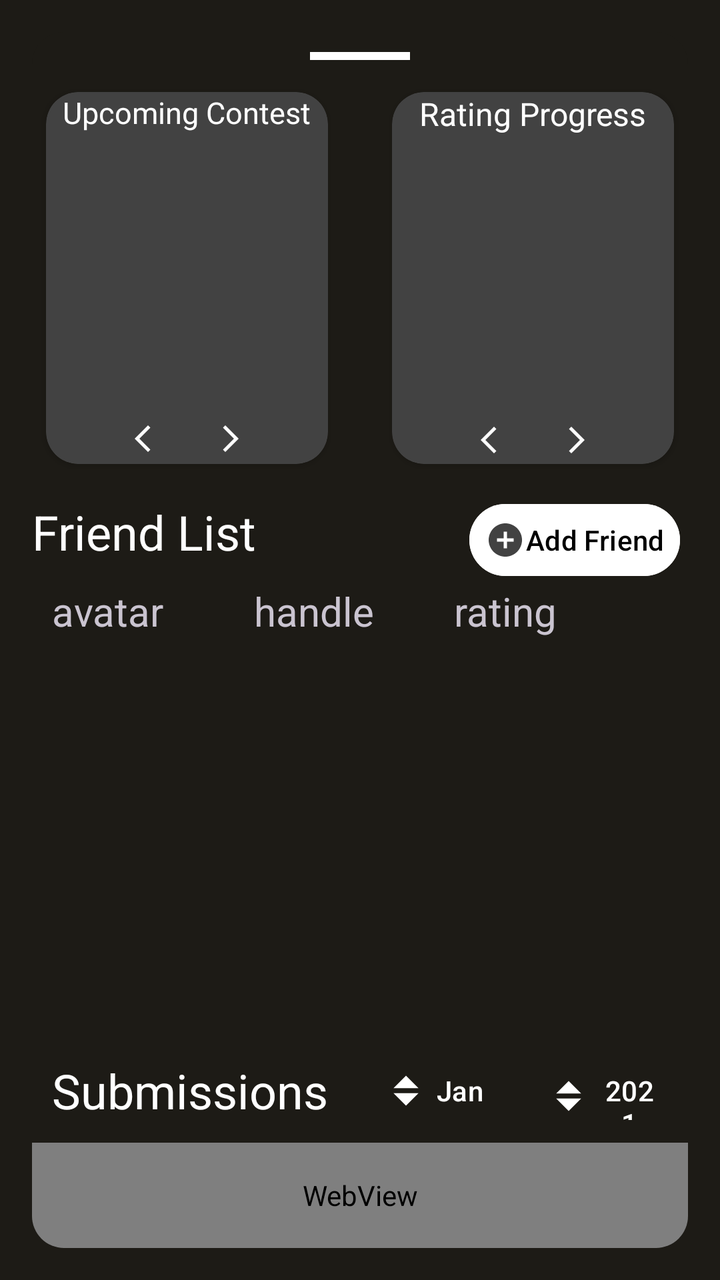
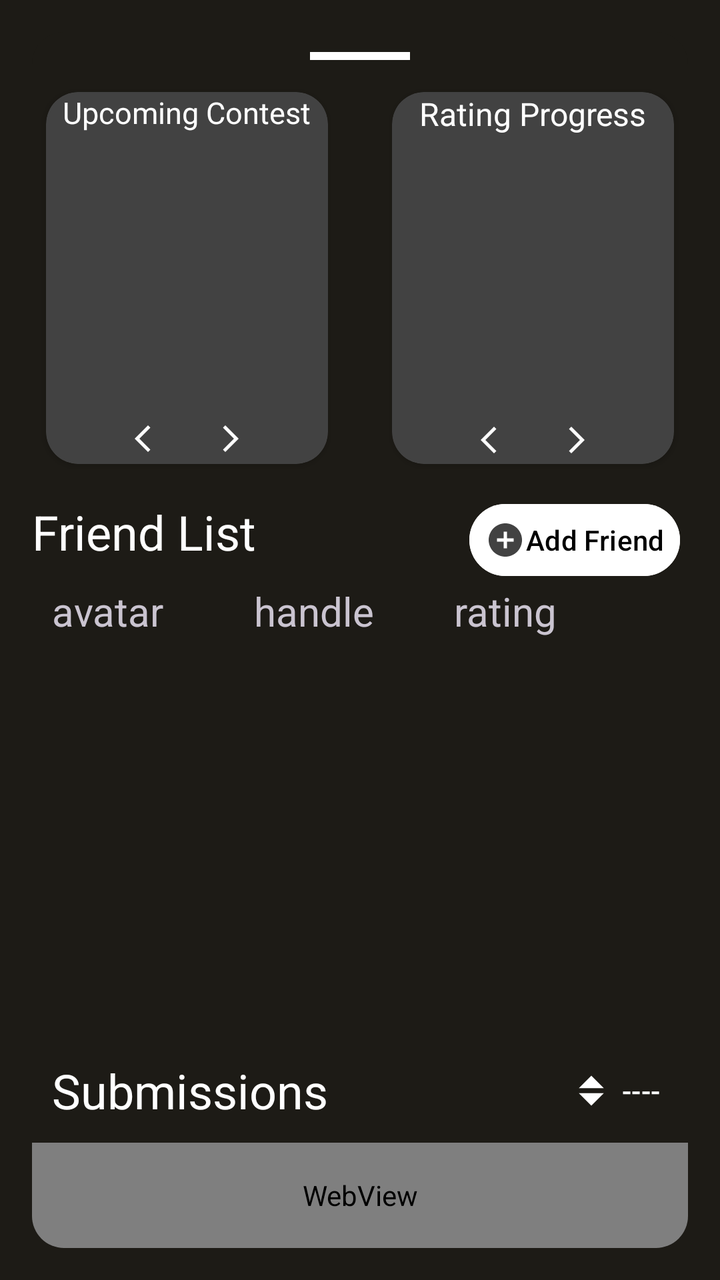

The first picture is an Android layout as it rendered before a commit; the second is the same layout after the commit. The layout source and the unified diff follow.
<!-- AndroidManifest.xml: application theme Theme.ScoreCards -->
<!-- res/layout/activity_detail_card.xml -->
<?xml version="1.0" encoding="utf-8"?>
<androidx.coordinatorlayout.widget.CoordinatorLayout xmlns:android="http://schemas.android.com/apk/res/android"
    xmlns:app="http://schemas.android.com/apk/res-auto"
    xmlns:tools="http://schemas.android.com/tools"
    android:id="@+id/detailCardLayout"
    android:layout_width="match_parent"
    android:layout_height="match_parent"
    android:background="@color/md_theme_dark_background">

    <androidx.cardview.widget.CardView
        android:id="@+id/detailcardDesign"
        android:layout_width="match_parent"
        android:layout_height="match_parent"
        app:cardBackgroundColor="@color/md_theme_dark_background"
        android:layout_margin="16dp"
        android:layout_marginStart="8dp"
        android:layout_marginTop="8dp"
        android:layout_marginEnd="8dp"
        android:layout_marginBottom="8dp"
        android:elevation="10dp"
        app:cardCornerRadius="16dp">

        <LinearLayout
            android:layout_width="match_parent"
            android:layout_height="match_parent"
            android:orientation="vertical">

            <View
                android:id="@+id/indicator_line"
                android:layout_width="50dp"
                android:layout_height="4dp"
                android:layout_marginTop="10dp"
                android:layout_gravity="center"
                android:background="@color/cardview_light_background" />

            <LinearLayout
                android:layout_width="match_parent"
                android:layout_height="wrap_content"
                android:gravity="center_horizontal"
                android:orientation="horizontal">

                <androidx.cardview.widget.CardView
                    android:backgroundTint="@color/cardview_dark_background"
                    android:id="@+id/profile_pic_card"
                    android:layout_width="141dp"
                    android:layout_height="186dp"
                    android:layout_margin="16dp"
                    android:layout_marginStart="8dp"
                    android:elevation="10dp"
                    app:cardCornerRadius="16dp"
                    app:layout_constraintStart_toStartOf="parent">

                    <LinearLayout
                        android:layout_width="match_parent"
                        android:layout_height="wrap_content"
                        android:orientation="vertical">

                        <TextView
                            android:layout_width="wrap_content"
                            android:layout_height="wrap_content"
                            android:textColor="@color/cardview_light_background"
                            android:text="Upcoming Contest"
                            android:textSize="15dp"
                            android:layout_gravity="center"/>

                        <androidx.recyclerview.widget.RecyclerView
                            android:id="@+id/upcoming_contest_recyclerview"
                            android:layout_width="match_parent"
                            android:layout_height="130dp"
                            android:layout_gravity="center"
                            android:layout_marginTop="10dp"/>

                        <LinearLayout
                            android:layout_width="match_parent"
                            android:layout_height="wrap_content"
                            android:orientation="horizontal"
                            android:gravity="center">

                            <com.google.android.material.button.MaterialButton
                                android:id="@+id/prevButton"
                                android:layout_width="wrap_content"
                                android:layout_height="wrap_content"
                                android:layout_gravity="start"
                                android:gravity="start"
                                app:iconSize="16dp"
                                app:iconTint="@color/cardview_light_background"
                                app:icon="@drawable/baseline_arrow_back_ios_new_24"
                                style="@style/Widget.Material3.Button.IconButton" />

                            <com.google.android.material.button.MaterialButton
                                android:id="@+id/nextButton"
                                android:layout_width="wrap_content"
                                android:layout_height="wrap_content"
                                app:iconSize="16dp"
                                android:layout_gravity="end"
                                android:gravity="end"
                                app:icon="@drawable/baseline_navigate_next_24"
                                app:iconTint="@color/cardview_light_background"
                                style="@style/Widget.Material3.Button.IconButton"/>

                        </LinearLayout>

                    </LinearLayout>

                </androidx.cardview.widget.CardView>


                <androidx.cardview.widget.CardView
                    android:backgroundTint="@color/cardview_dark_background"
                    android:id="@+id/competitor_card_view"
                    android:layout_width="141dp"
                    android:layout_height="186dp"
                    android:layout_margin="16dp"
                    android:layout_marginStart="8dp"
                    android:elevation="10dp"
                    app:cardCornerRadius="16dp"
                    app:layout_constraintStart_toStartOf="parent">

                    <LinearLayout
                        android:layout_width="match_parent"
                        android:layout_height="wrap_content"
                        android:orientation="vertical">

                        <TextView
                            android:layout_width="wrap_content"
                            android:layout_height="wrap_content"
                            android:textColor="@color/cardview_light_background"
                            android:text="Rating Progress"
                            android:textSize="16sp"
                            android:layout_gravity="center"/>

                        <androidx.recyclerview.widget.RecyclerView
                            android:id="@+id/UserProgressRecyclerview"
                            android:layout_width="match_parent"
                            android:layout_height="130dp"
                            android:layout_gravity="center"
                            android:layout_marginTop="10dp"/>

                        <LinearLayout
                            android:layout_width="match_parent"
                            android:layout_height="wrap_content"
                            android:orientation="horizontal"
                            android:gravity="center">

                            <com.google.android.material.button.MaterialButton
                                android:id="@+id/UserProgressPrevButton"
                                android:layout_width="wrap_content"
                                android:layout_height="wrap_content"
                                android:layout_gravity="start"
                                android:gravity="start"
                                app:iconSize="16dp"
                                app:iconTint="@color/cardview_light_background"
                                app:icon="@drawable/baseline_arrow_back_ios_new_24"
                                style="@style/Widget.Material3.Button.IconButton" />

                            <com.google.android.material.button.MaterialButton
                                android:id="@+id/UserProgressNextButton"
                                android:layout_width="wrap_content"
                                android:layout_height="wrap_content"
                                app:iconSize="16dp"
                                android:layout_gravity="end"
                                android:gravity="end"
                                app:icon="@drawable/baseline_navigate_next_24"
                                app:iconTint="@color/cardview_light_background"
                                style="@style/Widget.Material3.Button.IconButton"/>

                        </LinearLayout>

                    </LinearLayout>

                </androidx.cardview.widget.CardView>
            </LinearLayout>

            <LinearLayout
                android:layout_width="match_parent"
                android:layout_height="wrap_content"
                android:orientation="horizontal">
                <TextView
                    android:id="@+id/friend_list_title"
                    android:textColor="@color/cardview_light_background"
                    android:layout_width="0dp"
                    android:layout_height="wrap_content"
                    android:layout_weight="1"
                    android:text="Friend List"
                    android:textSize="24sp" />
                <com.google.android.material.button.MaterialButton
                    style="@style/Widget.Material3.Button.IconButton"
                    android:id="@+id/add_friend_handle"
                    app:icon="@drawable/baseline_add_circle_24"
                    android:layout_width="wrap_content"
                    android:layout_height="wrap_content"
                    app:iconTint="@color/cardview_dark_background"
                    android:backgroundTint="@color/md_theme_light_onPrimary"
                    android:padding="8dp"
                    android:text="Add Friend"
                    android:textColor="@color/dark"
                    android:minHeight="0dp"
                    android:minWidth="0dp" />

            </LinearLayout>

            <LinearLayout
                android:layout_width="match_parent"
                android:layout_height="wrap_content"
                >
                <TextView
                    android:layout_marginStart="10dp"
                    android:layout_width="wrap_content"
                    android:layout_height="wrap_content"
                    android:textSize="20sp"
                    android:text="avatar"/>
                <TextView
                    android:layout_width="wrap_content"
                    android:layout_marginStart="45dp"
                    android:layout_height="wrap_content"
                    android:textSize="20sp"
                    android:text="handle"/>
                <TextView
                    android:layout_width="wrap_content"
                    android:layout_marginStart="40dp"
                    android:layout_height="wrap_content"
                    android:textSize="20sp"
                    android:text="rating"/>
            </LinearLayout>

            <androidx.recyclerview.widget.RecyclerView
                android:id="@+id/recycler_view"
                android:layout_width="match_parent"
                android:layout_height="200dp">
            </androidx.recyclerview.widget.RecyclerView>


            <LinearLayout
                android:layout_width="match_parent"
                android:layout_height="wrap_content"
                android:orientation="horizontal">

                <TextView
                    android:layout_width="wrap_content"
                    android:layout_height="wrap_content"
                    android:padding="10dp"
                    android:text="Submissions"
                    android:textColor="@color/cardview_light_background"
                    android:textSize="24sp" />

                <LinearLayout xmlns:android="http://schemas.android.com/apk/res/android"
                    android:layout_width="fill_parent"
                    android:layout_height="fill_parent"
                    android:orientation="vertical">

                    <LinearLayout
                        android:layout_width="wrap_content"
                        android:layout_height="wrap_content"
                        android:layout_gravity="center"
                        android:orientation="horizontal">

                        <com.google.android.material.button.MaterialButton
                            android:id="@+id/month_picker"
                            android:layout_width="wrap_content"
                            android:layout_height="wrap_content"
                            app:iconSize="30sp"
                            android:text="Jan"
                            android:gravity="center"
                            app:icon="@drawable/baseline_arrow_drop_up_down_24"
                            app:iconTint="@color/cardview_light_background"
                            android:textColor="@color/cardview_light_background"
                            style="@style/Widget.Material3.Button.IconButton"/>

                        <com.google.android.material.button.MaterialButton
                            android:id="@+id/year_picker"
                            android:layout_width="wrap_content"
                            android:layout_height="wrap_content"
                            app:iconSize="30sp"
                            android:text="2021"
                            android:gravity="center"
                            app:icon="@drawable/baseline_arrow_drop_up_down_24"
                            app:iconTint="@color/cardview_light_background"
                            android:textColor="@color/cardview_light_background"
                            style="@style/Widget.Material3.Button.IconButton"/>

                    </LinearLayout>
                </LinearLayout>

            </LinearLayout>

            <WebView
                android:id="@+id/SubmissionWebView"
                android:layout_width="match_parent"
                android:layout_height="match_parent"
                android:minHeight="20dp"/>

        </LinearLayout>


    </androidx.cardview.widget.CardView>



</androidx.coordinatorlayout.widget.CoordinatorLayout>
<!-- resources referenced by this layout -->
<resources>
  <color name="dark">#000</color>
  <color name="md_theme_dark_background">#1D1B16</color>
  <color name="md_theme_light_onPrimary">#FFFFFF</color>
  <!-- drawable baseline_add_circle_24 (drawable) -->
  <vector android:height="24dp" android:tint="#000000"
      android:viewportHeight="24" android:viewportWidth="24"
      android:width="24dp" xmlns:android="http://schemas.android.com/apk/res/android">
      <path android:fillColor="@android:color/white" android:pathData="M12,2C6.48,2 2,6.48 2,12s4.48,10 10,10 10,-4.48 10,-10S17.52,2 12,2zM17,13h-4v4h-2v-4L7,13v-2h4L11,7h2v4h4v2z"/>
  </vector>
  <!-- drawable baseline_arrow_back_ios_new_24 (drawable) -->
  <vector android:height="24dp"
      android:tint="#000000"
      android:viewportHeight="24"
      android:viewportWidth="24"
      android:width="24dp"
      xmlns:android="http://schemas.android.com/apk/res/android">
      <path
          android:fillColor="@android:color/white"
          android:pathData="M17.77,3.77l-1.77,-1.77l-10,10l10,10l1.77,-1.77l-8.23,-8.23z" />
  </vector>
  <!-- drawable baseline_arrow_drop_up_down_24 (drawable) -->
  <vector
      android:height="24dp"
      android:tint="#000000"
      android:viewportHeight="24"
      android:viewportWidth="24"
      android:width="24dp"
      xmlns:android="http://schemas.android.com/apk/res/android">
  
  
      <group
          android:translateY="-3"
          >
          <path
              android:fillColor="@android:color/white"
              android:pathData="M7,14l5,-5 5,5z"/>
      </group>
  
  
      <group
          android:translateY="3"
          >
          <path
              android:fillColor="@android:color/white"
              android:pathData="M7,10l5,5 5,-5z"/>
      </group>
  
  
  </vector>
  <!-- drawable baseline_navigate_next_24 (drawable) -->
  <vector android:height="24dp"
      android:tint="#000000"
      android:viewportHeight="24"
      android:viewportWidth="24"
      android:width="24dp"
      xmlns:android="http://schemas.android.com/apk/res/android">
      <group
          android:name="rotationGroup"
          android:pivotX="12"
          android:scaleX="-1" >
          <path
              android:fillColor="@android:color/white"
              android:pathData="M17.77,3.77l-1.77,-1.77l-10,10l10,10l1.77,-1.77l-8.23,-8.23z" />
      </group>
  </vector>
  <color name="md_theme_light_primary">#705D00</color>
  <color name="md_theme_light_primaryContainer">#FFE16D</color>
  <color name="md_theme_light_onPrimaryContainer">#221B00</color>
  <color name="md_theme_light_secondary">#675E40</color>
  <color name="md_theme_light_onSecondary">#FFFFFF</color>
  <color name="md_theme_light_secondaryContainer">#EFE2BC</color>
  <color name="md_theme_light_onSecondaryContainer">#211B04</color>
  <color name="md_theme_light_tertiary">#44664E</color>
  <color name="md_theme_light_onTertiary">#FFFFFF</color>
  <color name="md_theme_light_tertiaryContainer">#C6ECCD</color>
  <color name="md_theme_light_onTertiaryContainer">#00210E</color>
  <color name="md_theme_light_error">#BA1A1A</color>
  <color name="md_theme_light_errorContainer">#FFDAD6</color>
  <color name="md_theme_light_onError">#FFFFFF</color>
  <color name="md_theme_light_onErrorContainer">#410002</color>
  <color name="md_theme_light_background">#FFFBFF</color>
  <color name="md_theme_light_onBackground">#1D1B16</color>
  <color name="md_theme_light_surface">#FFFBFF</color>
  <color name="md_theme_light_onSurface">#1D1B16</color>
  <color name="md_theme_light_surfaceVariant">#EAE2CF</color>
  <color name="md_theme_light_onSurfaceVariant">#4B4739</color>
  <color name="md_theme_light_outline">#7C7767</color>
  <color name="md_theme_light_inverseOnSurface">#F6F0E7</color>
  <color name="md_theme_light_inverseSurface">#33302A</color>
  <color name="md_theme_light_inversePrimary">#E9C400</color>
  <!-- unchanged entries left out for length: 1 -->
</resources>

<!-- the commit's change to res/layout/activity_detail_card.xml (unified diff, before → after) -->
@@ -251,33 +251,20 @@
                     <LinearLayout
                         android:layout_width="wrap_content"
                         android:layout_height="wrap_content"
-                        android:layout_gravity="center"
+                        android:layout_gravity="end"
                         android:orientation="horizontal">
 
                         <com.google.android.material.button.MaterialButton
-                            android:id="@+id/month_picker"
+                            android:id="@+id/year_picker"
                             android:layout_width="wrap_content"
                             android:layout_height="wrap_content"
                             app:iconSize="30sp"
-                            android:text="Jan"
+                            android:text="----"
                             android:gravity="center"
                             app:icon="@drawable/baseline_arrow_drop_up_down_24"
                             app:iconTint="@color/cardview_light_background"
                             android:textColor="@color/cardview_light_background"
                             style="@style/Widget.Material3.Button.IconButton"/>
-
-                        <com.google.android.material.button.MaterialButton
-                            android:id="@+id/year_picker"
-                            android:layout_width="wrap_content"
-                            android:layout_height="wrap_content"
-                            app:iconSize="30sp"
-                            android:text="2021"
-                            android:gravity="center"
-                            app:icon="@drawable/baseline_arrow_drop_up_down_24"
-                            app:iconTint="@color/cardview_light_background"
-                            android:textColor="@color/cardview_light_background"
-                            style="@style/Widget.Material3.Button.IconButton"/>
-
                     </LinearLayout>
                 </LinearLayout>
 
@@ -286,8 +273,7 @@
             <WebView
                 android:id="@+id/SubmissionWebView"
                 android:layout_width="match_parent"
-                android:layout_height="match_parent"
-                android:minHeight="20dp"/>
+                android:layout_height="match_parent"/>
 
         </LinearLayout>
 
